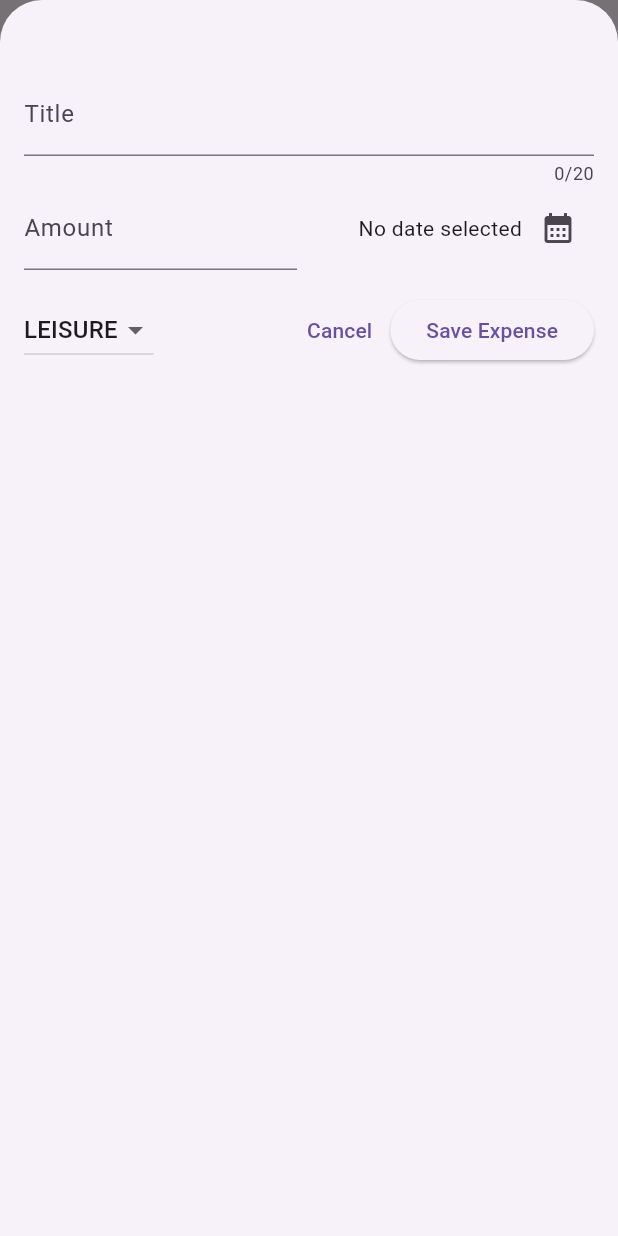
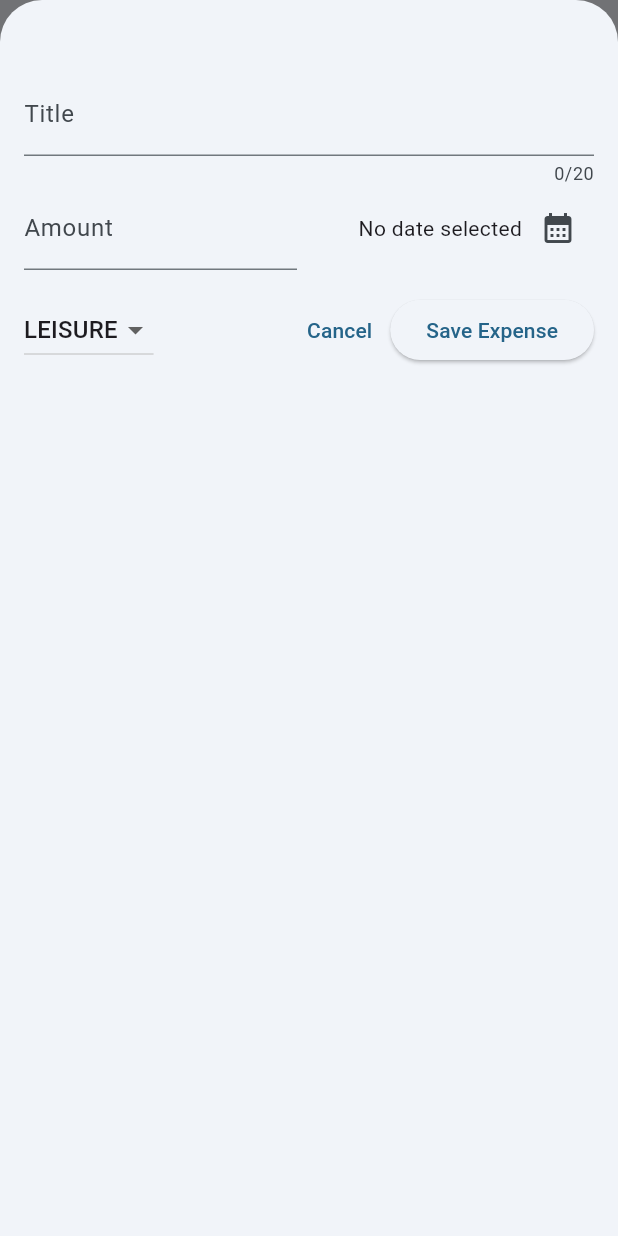
Before and after one commit to Ali-Elchab/express_tracker, a Flutter app: the screen it shows after launch, after a tap on the "add" icon, on a phone screen of 412 x 824 dp. Run offline on Flutter 3.47's test engine with Material 3 defaults, Android fonts, the phone set to English and light mode, and no system bars.

Commit message:
Final commit

```diff
--- a/lib/main.dart
+++ b/lib/main.dart
@@ -1,10 +1,16 @@
 import 'package:expense_tracker/widgets/expenses.dart';
 import 'package:flutter/material.dart';
+
+var kColorScheme = ColorScheme.fromSeed(seedColor: const Color(0xFF326789));
 
 void main() {
   runApp(
     MaterialApp(
-      theme: ThemeData(useMaterial3: true),
+      theme: ThemeData().copyWith(
+        // ignore: deprecated_member_use
+        useMaterial3: true,
+        colorScheme: kColorScheme,
+      ),
       home: const Expenses(),
     ),
   );
--- a/lib/widgets/expenses_list/expenses_list.dart
+++ b/lib/widgets/expenses_list/expenses_list.dart
@@ -11,7 +11,10 @@ class ExpensesList extends StatelessWidget {
   Widget build(context) {
     return ListView.builder(
       itemCount: expenses.length,
-      itemBuilder: (ctx, index) => ExpenseItem(expenses[index]),
+      itemBuilder: (ctx, index) => Dismissible(
+        key: ValueKey(expenses[index]),
+        child: ExpenseItem(expenses[index]),
+      ),
     );
   }
 }
```
